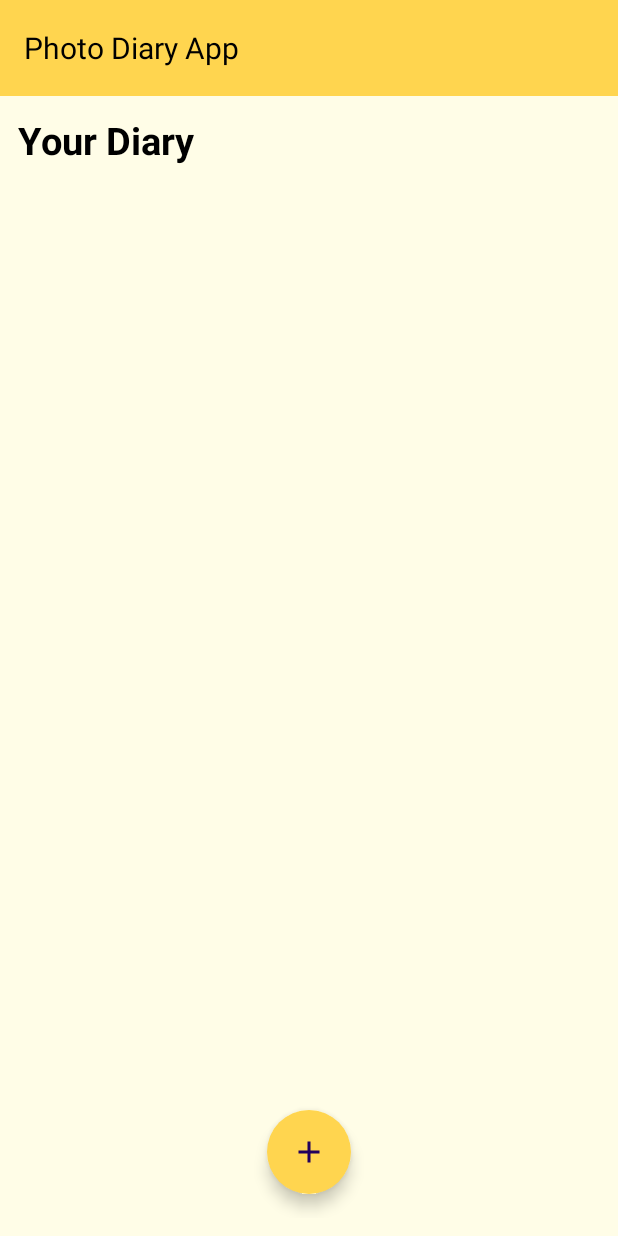
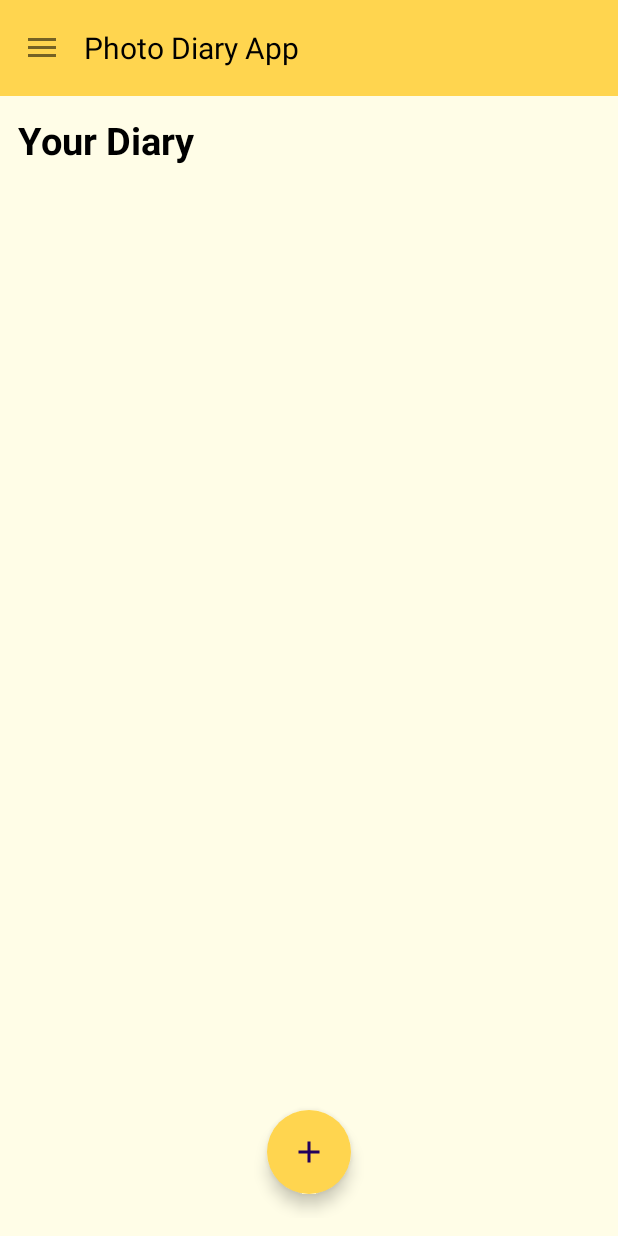
Before and after one commit to Rafibintang22/TubesMobdev1, an Android app: the screen it shows after launch (MainActivity), on a phone screen of 412 x 824 dp. Run offline under Robolectric (Android 15) with nearby library versions, the phone set to English and light mode, and no system bars.

Commit message:
update : (list fragment home ditambah spacing verticalnya )

```diff
--- a/app/src/main/java/com/example/tubes1/MainActivity.kt
+++ b/app/src/main/java/com/example/tubes1/MainActivity.kt
@@ -2,6 +2,7 @@ package com.example.tubes1
 
 import androidx.appcompat.app.AppCompatActivity
 import android.os.Bundle
+import androidx.appcompat.app.ActionBarDrawerToggle
 import com.example.myapplication.DiaryListAdapter
 import com.example.tubes1.databinding.ActivityMainBinding
 
@@ -15,6 +16,15 @@ class MainActivity : AppCompatActivity() {
         this.binding = ActivityMainBinding.inflate(this.layoutInflater)
         this.adapter = DiaryListAdapter(this)
         this.viewModel = MainViewModel()
+
+        val toolbar = this.binding.toolbar
+        this.setSupportActionBar(toolbar)
+
+        val drawer = this.binding.drawerLayout
+        val hamburger = ActionBarDrawerToggle(this, drawer,toolbar,R.string.openDrawer, R.string.closeDrawer)
+        drawer.addDrawerListener(hamburger)
+        hamburger.syncState()
+
         setContentView(this.binding.root)
     }
 }
--- a/app/src/main/res/layout/fragment_home.xml
+++ b/app/src/main/res/layout/fragment_home.xml
@@ -21,7 +21,7 @@
         android:layout_below="@+id/txt_judulHome"
         android:horizontalSpacing="6dp"
         android:numColumns="2"
-        android:verticalSpacing="6dp"
+        android:verticalSpacing="10dp"
         />
 
     <com.google.android.material.floatingactionbutton.FloatingActionButton
```
